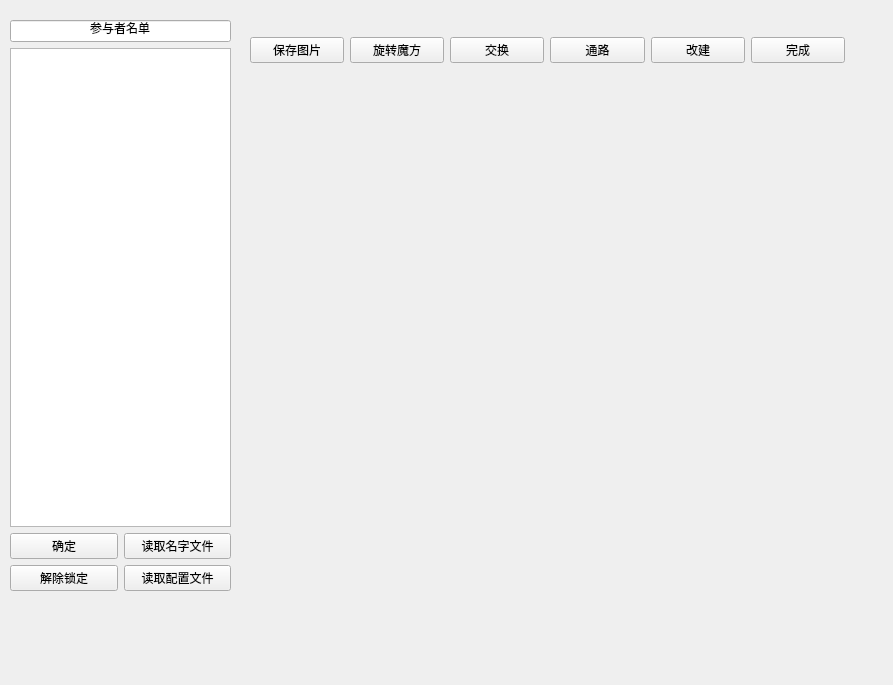
Above: test0.ui from zuoliangyu/shadowkill before the change. Below: the same form after it.
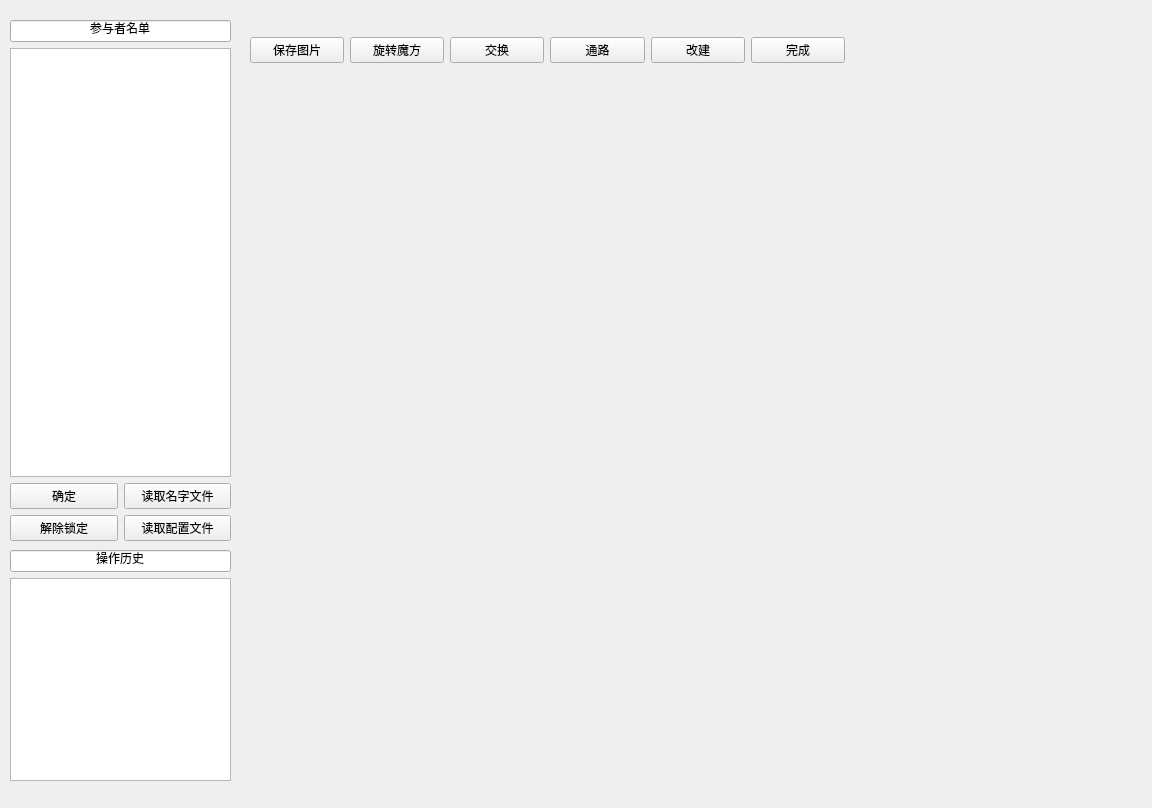
That is the form after the change.

Commit message: 将所有弹窗删除，留下一个操作历史

What changed in the file:
```diff
--- a/test0.ui
+++ b/test0.ui
@@ -6,8 +6,8 @@
    <rect>
     <x>0</x>
     <y>0</y>
-    <width>893</width>
-    <height>685</height>
+    <width>1152</width>
+    <height>808</height>
    </rect>
   </property>
   <property name="windowTitle">
@@ -19,7 +19,7 @@
      <x>10</x>
      <y>20</y>
      <width>221</width>
-     <height>571</height>
+     <height>521</height>
     </rect>
    </property>
    <layout class="QVBoxLayout" name="verticalLayout">
@@ -141,13 +141,51 @@
    <property name="geometry">
     <rect>
      <x>240</x>
-     <y>590</y>
-     <width>601</width>
+     <y>700</y>
+     <width>871</width>
      <height>80</height>
     </rect>
    </property>
    <layout class="QHBoxLayout" name="game_player_horizontalLayout"/>
   </widget>
+  <widget class="QWidget" name="verticalLayoutWidget_2">
+   <property name="geometry">
+    <rect>
+     <x>10</x>
+     <y>550</y>
+     <width>221</width>
+     <height>231</height>
+    </rect>
+   </property>
+   <layout class="QVBoxLayout" name="verticalLayout_2">
+    <item>
+     <widget class="QLineEdit" name="lineEdit_2">
+      <property name="mouseTracking">
+       <bool>false</bool>
+      </property>
+      <property name="focusPolicy">
+       <enum>Qt::NoFocus</enum>
+      </property>
+      <property name="text">
+       <string>操作历史</string>
+      </property>
+      <property name="alignment">
+       <set>Qt::AlignCenter</set>
+      </property>
+     </widget>
+    </item>
+    <item>
+     <widget class="QTextEdit" name="operation_history_textEdit">
+      <property name="mouseTracking">
+       <bool>false</bool>
+      </property>
+      <property name="focusPolicy">
+       <enum>Qt::NoFocus</enum>
+      </property>
+     </widget>
+    </item>
+   </layout>
+  </widget>
  </widget>
  <resources/>
  <connections/>
```
The commit also changes 2 other files.
